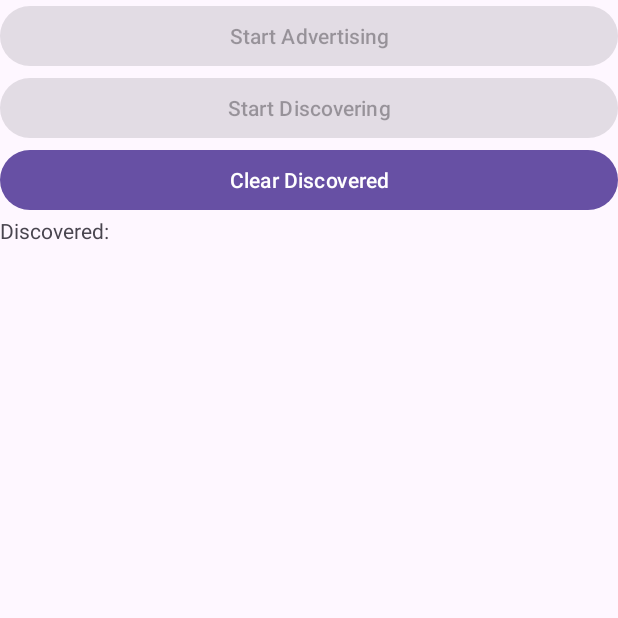
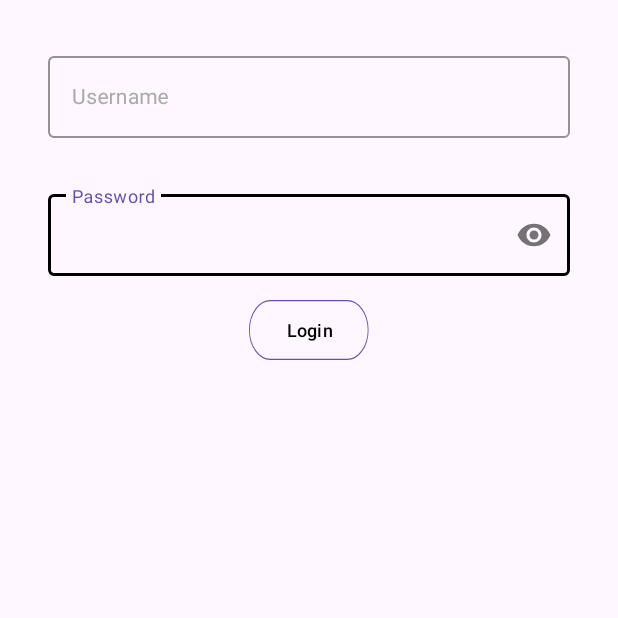
Before and after one commit to dialectek/Nimbus, an Android app: the screen it shows after launch (MainActivity before the commit, LoginActivity after it), on a phone screen of 412 x 824 dp, the top half of it. Run offline under Robolectric (Android 15) with nearby library versions, the phone set to English and light mode, and no system bars.

Commit message:
Login activity

```diff
--- /dev/null
+++ b/app/Nimbus/app/src/main/java/com/dialectek/nimbus/LoginActivity.java
@@ -0,0 +1,40 @@
+package com.dialectek.nimbus;
+
+import androidx.appcompat.app.AlertDialog;
+import androidx.appcompat.app.AppCompatActivity;
+
+import android.app.ProgressDialog;
+import android.content.DialogInterface;
+import android.content.Intent;
+import android.os.Bundle;
+import android.view.View;
+import android.widget.Button;
+import android.widget.Toast;
+
+import com.google.android.material.textfield.TextInputEditText;
+public class LoginActivity extends AppCompatActivity {
+
+    private TextInputEditText username;
+    private TextInputEditText password;
+    private Button login;
+
+    @Override
+    protected void onCreate(Bundle savedInstanceState) {
+        super.onCreate(savedInstanceState);
+        setContentView(R.layout.activity_login);
+        username = findViewById(R.id.username);
+        password = findViewById(R.id.password);
+        login = findViewById(R.id.login);
+        login.setOnClickListener(v -> login(username.getText().toString(), password.getText().toString()));
+    }
+
+    private void login(String username, String password) {
+        try {
+            Intent intent = new Intent(LoginActivity.this, MainActivity.class);
+            intent.addFlags(Intent.FLAG_ACTIVITY_CLEAR_TASK | Intent.FLAG_ACTIVITY_NEW_TASK);
+            startActivity(intent);
+        } catch (Exception e) {
+            Toast.makeText(getBaseContext(), "Cannot start main activity: " + e.getMessage(), Toast.LENGTH_SHORT).show();
+        }
+    }
+}
--- a/app/Nimbus/app/src/main/java/com/dialectek/nimbus/MainActivity.java
+++ b/app/Nimbus/app/src/main/java/com/dialectek/nimbus/MainActivity.java
@@ -53,7 +53,7 @@ public class MainActivity extends AppCompatActivity implements View.OnClickListe
 
     // Discovered IDs.
     static final int MAX_ID_AGE_SECS = 300;
-    static final int MAX_ID_REPORT_SECS = 5;
+    static final int MAX_ID_REFRESH_SECS = 5;
     private TreeMap<String, Instant> mDiscoveredIDs;
     private Instant mDiscoveredIDsAuditTime;
 
@@ -171,7 +171,7 @@ public class MainActivity extends AppCompatActivity implements View.OnClickListe
                     mDiscoveredIDs.put(id, now);
                     mText.append(new Date() + ": " + id + "\n");
                 } else {
-                    if (Duration.between(time, now).toSeconds() >= MAX_ID_REPORT_SECS) {
+                    if (Duration.between(time, now).toSeconds() >= MAX_ID_REFRESH_SECS) {
                         mDiscoveredIDs.replace(id, now);
                         mText.append(new Date() + ": " + id + "\n");
                     }
--- /dev/null
+++ b/app/Nimbus/app/src/main/res/drawable/button_bg.xml
@@ -0,0 +1,11 @@
+<vector xmlns:android="http://schemas.android.com/apk/res/android"
+    android:width="140dp"
+    android:height="50dp"
+    android:viewportWidth="140"
+    android:viewportHeight="50">
+  <path
+      android:strokeWidth="1"
+      android:pathData="M25,0.5L114.5,0.5A24.5,24.5 0,0 1,139 25L139,25A24.5,24.5 0,0 1,114.5 49.5L25,49.5A24.5,24.5 0,0 1,0.5 25L0.5,25A24.5,24.5 0,0 1,25 0.5z"
+      android:fillColor="#00000000"
+      android:strokeColor="#0066CC"/>
+</vector>
--- /dev/null
+++ b/app/Nimbus/app/src/main/res/layout/activity_login.xml
@@ -0,0 +1,73 @@
+<?xml version="1.0" encoding="utf-8"?>
+<androidx.constraintlayout.widget.ConstraintLayout xmlns:android="http://schemas.android.com/apk/res/android"
+    xmlns:app="http://schemas.android.com/apk/res-auto"
+    xmlns:tools="http://schemas.android.com/tools"
+    android:layout_width="match_parent"
+    android:layout_height="match_parent"
+    tools:context=".LoginActivity">
+
+    <Button
+        android:id="@+id/login"
+        android:layout_width="80dp"
+        android:layout_height="40dp"
+        android:layout_weight="1"
+        android:background="@drawable/button_bg"
+        android:text="Login"
+        android:layout_marginTop="16dp"
+        android:textColor="@color/black"
+        android:textSize="12sp"
+        app:layout_constraintEnd_toEndOf="@+id/passwordLayout"
+        app:layout_constraintStart_toStartOf="@+id/passwordLayout"
+        app:layout_constraintTop_toBottomOf="@+id/passwordLayout" />
+
+    <com.google.android.material.textfield.TextInputLayout
+        android:id="@+id/passwordLayout"
+        style="@style/Widget.MaterialComponents.TextInputLayout.OutlinedBox"
+        android:layout_width="0dp"
+        android:layout_height="60dp"
+        android:layout_marginTop="32dp"
+        android:baselineAligned="false"
+        android:hint="Password"
+        android:textColorHint="@android:color/darker_gray"
+        app:boxStrokeColor="@color/black"
+        app:layout_constraintEnd_toEndOf="@+id/usernamelayout"
+        app:layout_constraintStart_toStartOf="@+id/usernamelayout"
+        app:layout_constraintTop_toBottomOf="@+id/usernamelayout"
+        app:passwordToggleEnabled="true">
+
+        <com.google.android.material.textfield.TextInputEditText
+            android:id="@+id/password"
+            android:layout_width="match_parent"
+            android:layout_height="match_parent"
+            android:inputType="textPassword"
+            android:textColor="@color/black"
+            android:textSize="14sp" />
+    </com.google.android.material.textfield.TextInputLayout>
+
+    <com.google.android.material.textfield.TextInputLayout
+        android:id="@+id/usernamelayout"
+        style="@style/Widget.MaterialComponents.TextInputLayout.OutlinedBox"
+        android:layout_width="match_parent"
+        android:layout_height="60dp"
+        android:layout_marginStart="32dp"
+        android:layout_marginLeft="32dp"
+        android:layout_marginEnd="32dp"
+        android:layout_marginTop="32dp"
+        android:layout_marginRight="32dp"
+        android:baselineAligned="false"
+        android:hint="Username"
+        android:textColorHint="@android:color/darker_gray"
+        app:boxStrokeColor="@color/black"
+        app:layout_constraintEnd_toEndOf="parent"
+        app:layout_constraintStart_toStartOf="parent"
+        app:layout_constraintTop_toTopOf="parent">
+
+        <com.google.android.material.textfield.TextInputEditText
+            android:id="@+id/username"
+            android:layout_width="match_parent"
+            android:layout_height="match_parent"
+            android:inputType="text"
+            android:textColor="@color/black"
+            android:textSize="14sp" />
+    </com.google.android.material.textfield.TextInputLayout>
+</androidx.constraintlayout.widget.ConstraintLayout>
```
Also changed, not shown: app/Nimbus/app/src/main/AndroidManifest.xml (+6 -7 lines), app/Nimbus/app/src/main/res/layout/activity_main.xml (+26 -7 lines), 1 other file.
